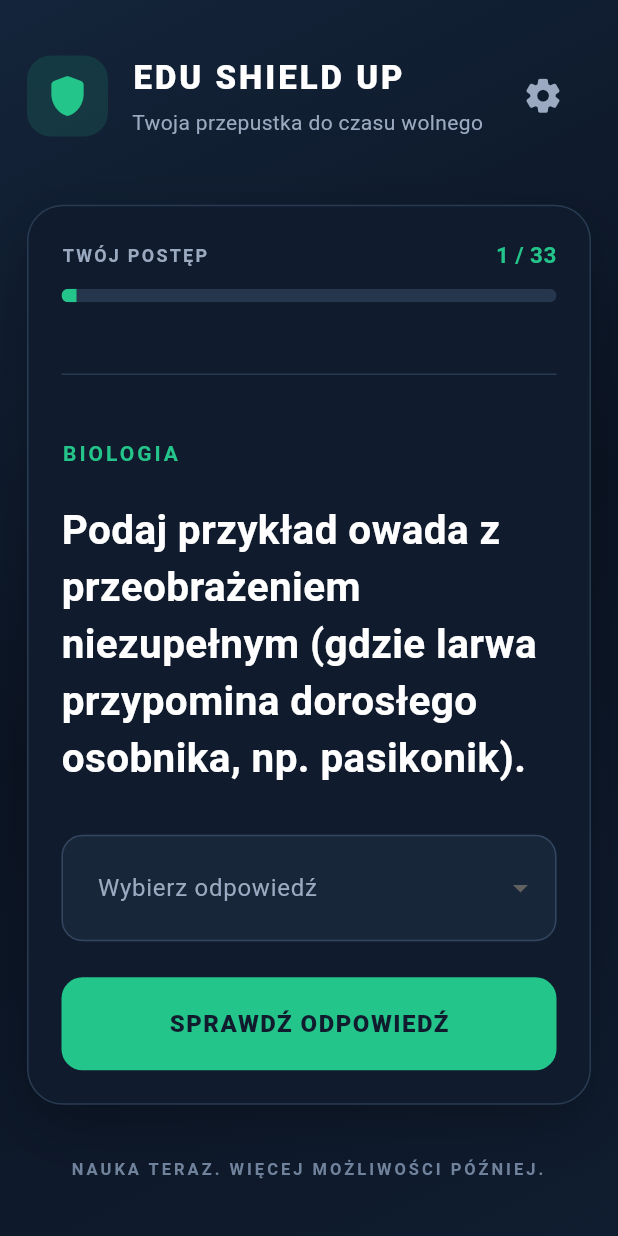
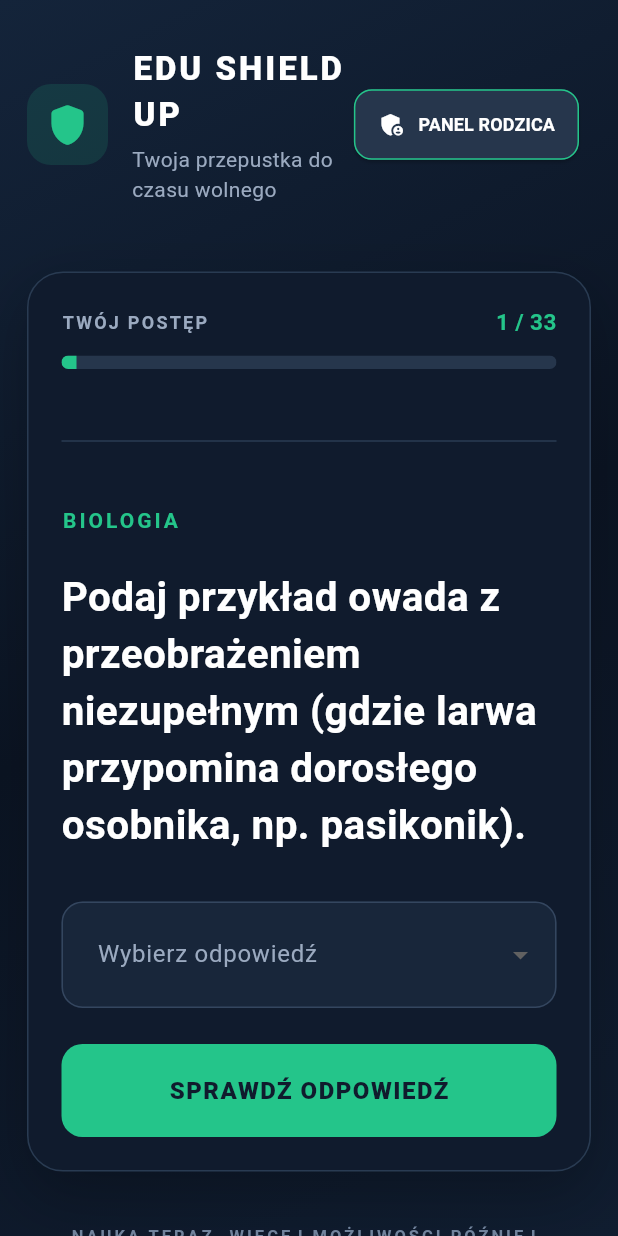
Before and after one commit to tomekpuchalskix-gif/edushield, a Flutter app: the LockScreenWidget screen opened directly, on a phone screen of 412 x 824 dp. Run offline on Flutter 3.47's test engine with Material 3 defaults, Android fonts, the phone set to English and light mode, and no system bars; our stand-ins replace cloud_firestore, firebase_auth, firebase_core, shared_preferences; missing offline and left inert: window_manager; accounts and stored records are empty; network calls fail; statements that could not run were skipped.

Commit message:
Poprawa przełączania trybu dziecka i panelu rodzica 5.

```diff
--- a/lib/child_lock.dart
+++ b/lib/child_lock.dart
@@ -57,7 +57,7 @@ class _LockScreenWidgetState extends State<LockScreenWidget>
     super.dispose();
   }
 
-  // Uruchomienie aplikacji na całym ekranie.
+  // Uruchomienie blokady trybu dziecka.
   Future<void> _initWindowLock() async {
     await windowManager.setTitleBarStyle(TitleBarStyle.hidden);
     await windowManager.setAlwaysOnTop(true);
@@ -353,16 +353,22 @@ class _LockScreenWidgetState extends State<LockScreenWidget>
     );
   }
 
-  void _verifyPin(
+  // Przejście z trybu dziecka do panelu rodzica.
+  Future<void> _verifyPin(
     String enteredPin,
     BuildContext dialogContext,
     StateSetter setModalState,
     Function(bool) setError,
   ) async {
     if (enteredPin == ParentAccount.pin) {
+      // Przywrócenie standardowego okna Windows.
       await windowManager.setPreventClose(false);
       await windowManager.setAlwaysOnTop(false);
+      await windowManager.setTitleBarStyle(TitleBarStyle.normal);
       await windowManager.setFullScreen(false);
+      await windowManager.maximize();
+      await windowManager.show();
+      await windowManager.focus();
 
       if (!dialogContext.mounted) return;
 
@@ -372,7 +378,10 @@ class _LockScreenWidgetState extends State<LockScreenWidget>
 
       Navigator.pushReplacement(
         context,
-        MaterialPageRoute(builder: (context) => const ParentDashboardScreen()),
+        MaterialPageRoute(
+          builder: (context) =>
+              const ParentDashboardScreen(initialAuthorized: true),
+        ),
       );
     } else {
       setModalState(() {
@@ -419,13 +428,21 @@ class _LockScreenWidgetState extends State<LockScreenWidget>
             ],
           ),
         ),
-        IconButton(
-          tooltip: 'Panel rodzica',
+        ElevatedButton.icon(
           onPressed: _promptForParentPin,
-          icon: const Icon(
-            Icons.settings_rounded,
-            color: Color(0xFF9BAAC0),
-            size: 27,
+          icon: const Icon(Icons.admin_panel_settings, size: 19),
+          label: const Text(
+            'PANEL RODZICA',
+            style: TextStyle(fontWeight: FontWeight.bold, fontSize: 12),
+          ),
+          style: ElevatedButton.styleFrom(
+            backgroundColor: const Color(0xFF26364C),
+            foregroundColor: Colors.white,
+            padding: const EdgeInsets.symmetric(horizontal: 16, vertical: 14),
+            shape: RoundedRectangleBorder(
+              borderRadius: BorderRadius.circular(12),
+              side: const BorderSide(color: primaryColor, width: 1),
+            ),
           ),
         ),
         const SizedBox(width: 8),
```
